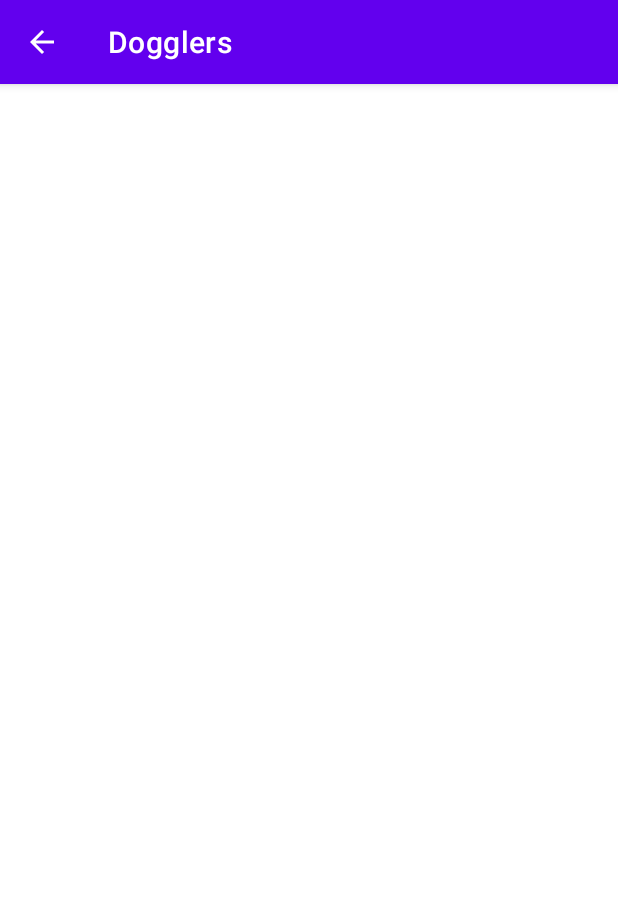
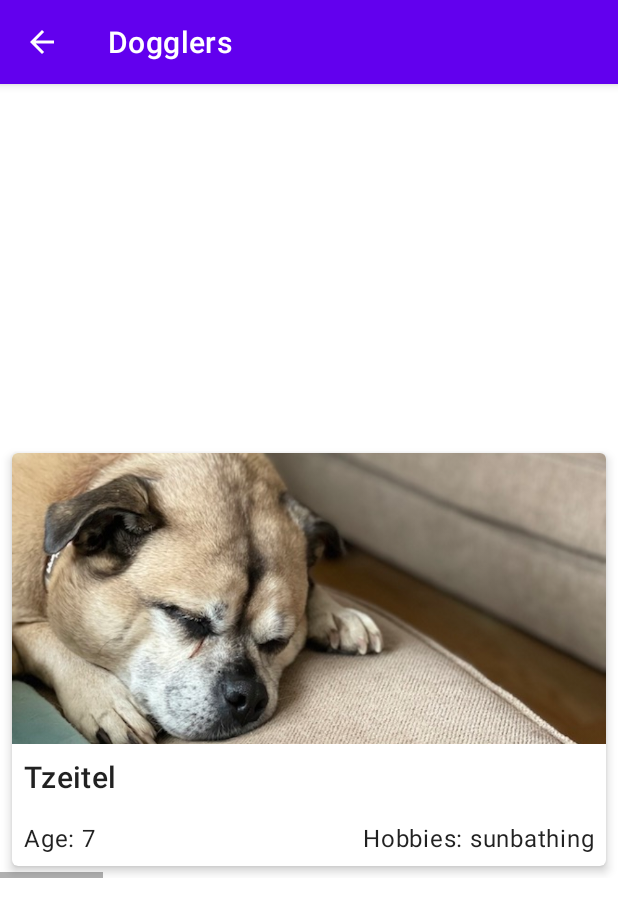
Before and after one commit to smailzhu/basic-android-kotlin-practice, an Android app: the HorizontalListActivity screen opened directly, with no data from a screen before it, on a phone screen of 412 x 824 dp. Shown: the top 917 px of the screen. Run offline under Robolectric (Android 15) with nearby library versions, the phone set to English and light mode, and no system bars.

Commit message:
Complete Project: Dogglers app

```diff
--- a/android-basics-kotlin-dogglers-app-main/app/src/main/java/com/example/dogglers/adapter/DogCardAdapter.kt
+++ b/android-basics-kotlin-dogglers-app-main/app/src/main/java/com/example/dogglers/adapter/DogCardAdapter.kt
@@ -16,9 +16,18 @@
 package com.example.dogglers.adapter
 
 import android.content.Context
+import android.media.Image
+import android.util.Log
+import android.view.LayoutInflater
 import android.view.View
 import android.view.ViewGroup
+import android.widget.ImageView
+import android.widget.TextView
 import androidx.recyclerview.widget.RecyclerView
+import com.example.dogglers.R
+import com.example.dogglers.const.Layout
+import com.example.dogglers.data.DataSource
+import org.w3c.dom.Text
 
 /**
  * Adapter to inflate the appropriate list item layout and populate the view with information
@@ -30,12 +39,17 @@ class DogCardAdapter(
 ): RecyclerView.Adapter<DogCardAdapter.DogCardViewHolder>() {
 
     // TODO: Initialize the data using the List found in data/DataSource
+    private val dogList = DataSource.dogs
 
     /**
      * Initialize view elements
      */
     class DogCardViewHolder(view: View?): RecyclerView.ViewHolder(view!!) {
         // TODO: Declare and initialize all of the list item UI components
+        val imageView: ImageView = view!!.findViewById(R.id.imageView)
+        val textViewName: TextView = view!!.findViewById(R.id.textViewName)
+        val textViewAge: TextView = view!!.findViewById(R.id.textViewAge)
+        val textViewHobbies: TextView = view!!.findViewById(R.id.textViewHobbies)
     }
 
     override fun onCreateViewHolder(parent: ViewGroup, viewType: Int): DogCardViewHolder {
@@ -43,22 +57,42 @@ class DogCardAdapter(
         //  if the layout variable is Layout.GRID the grid list item should be used. Otherwise the
         //  the vertical/horizontal list item should be used.
 
+        val listItem = if (layout == Layout.GRID){
+            R.layout.grid_list_item
+        } else {
+            R.layout.vertical_horizontal_list_item
+        }
+        val adapterLayout = LayoutInflater.from(parent.context)
+            .inflate(listItem, parent, false)
+
+        return DogCardViewHolder(adapterLayout)
+
         // TODO Inflate the layout
 
         // TODO: Null should not be passed into the view holder. This should be updated to reflect
         //  the inflated layout.
-        return DogCardViewHolder(null)
+//        return DogCardViewHolder(null)
     }
 
-    override fun getItemCount(): Int = 0 // TODO: return the size of the data set instead of 0
+    override fun getItemCount(): Int = dogList.size // TODO: return the size of the data set instead of 0
 
     override fun onBindViewHolder(holder: DogCardViewHolder, position: Int) {
         // TODO: Get the data at the current position
+        val dog = dogList[position]
         // TODO: Set the image resource for the current dog
+
+        holder.imageView.setImageResource(dog.imageResourceId)
+
         // TODO: Set the text for the current dog's name
+
+        holder.textViewName.text = dog.name
         // TODO: Set the text for the current dog's age
         val resources = context?.resources
         // TODO: Set the text for the current dog's hobbies by passing the hobbies to the
+
+        holder.textViewAge.text = resources?.getString(R.string.dog_age, dog.age)
+
+        holder.textViewHobbies.text = resources?.getString(R.string.dog_hobbies, dog.hobbies)
         //  R.string.dog_hobbies string constant.
         //  Passing an argument to the string resource looks like:
         //  resources?.getString(R.string.dog_hobbies, dog.hobbies)
--- a/android-basics-kotlin-dogglers-app-main/app/src/main/res/layout/vertical_horizontal_list_item.xml
+++ b/android-basics-kotlin-dogglers-app-main/app/src/main/res/layout/vertical_horizontal_list_item.xml
@@ -42,6 +42,47 @@
                 The dog's age
                 The dog's hobbies-->
 
+        <ImageView
+            android:id="@+id/imageView"
+            android:layout_width="match_parent"
+            android:layout_height="194dp"
+            android:importantForAccessibility="no"
+            android:scaleType="centerCrop"
+            app:layout_constraintStart_toStartOf="parent"
+            app:layout_constraintTop_toTopOf="parent"
+            tools:srcCompat="@drawable/bella" />
+
+
+        <TextView
+            android:id="@+id/textViewName"
+            android:layout_width="wrap_content"
+            android:layout_height="wrap_content"
+            android:padding="8dp"
+            android:textAppearance="?attr/textAppearanceHeadline6"
+            app:layout_constraintStart_toStartOf="parent"
+            app:layout_constraintTop_toBottomOf="@+id/imageView"
+            tools:text="Name" />
+
+        <TextView
+            android:id="@+id/textViewAge"
+            android:layout_width="wrap_content"
+            android:layout_height="wrap_content"
+            android:padding="8dp"
+            android:textAppearance="?attr/textAppearanceBody1"
+            app:layout_constraintTop_toBottomOf="@+id/textViewName"
+            app:layout_constraintStart_toStartOf="parent"
+            tools:text="Age: 88" />
+
+        <TextView
+            android:id="@+id/textViewHobbies"
+            android:layout_width="wrap_content"
+            android:layout_height="wrap_content"
+            android:padding="8dp"
+            android:textAppearance="?attr/textAppearanceBody1"
+            app:layout_constraintTop_toBottomOf="@+id/textViewName"
+            app:layout_constraintEnd_toEndOf="parent"
+            tools:text="Hobbies: sleep" />
+
     </androidx.constraintlayout.widget.ConstraintLayout>
 
 </com.google.android.material.card.MaterialCardView>
```
Also changed, not shown: android-basics-kotlin-dogglers-app-main/app/src/main/res/layout/grid_list_item.xml (+44 -6 lines).
